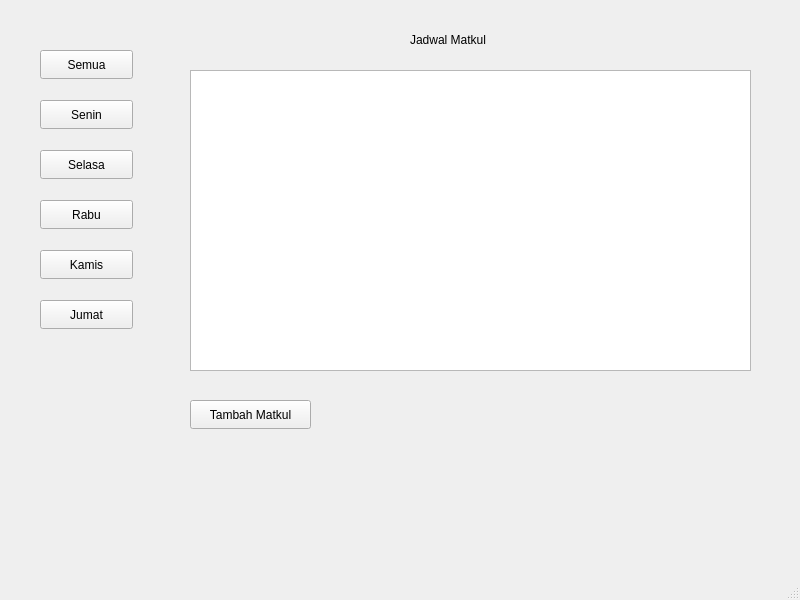
Above: mainwindow.ui from Rendy-Sun/Aplikasi_Jadwal_Kuliah before the change. Below: the same form after it.
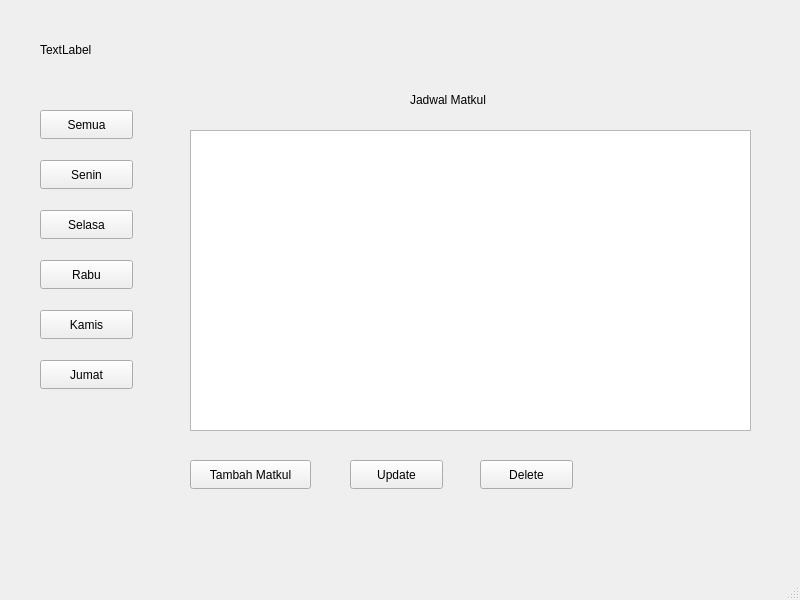
That is the form after the change.

The edit to the form file:
```diff
--- a/mainwindow.ui
+++ b/mainwindow.ui
@@ -18,7 +18,7 @@
     <property name="geometry">
      <rect>
       <x>40</x>
-      <y>100</y>
+      <y>160</y>
       <width>93</width>
       <height>29</height>
      </rect>
@@ -31,7 +31,7 @@
     <property name="geometry">
      <rect>
       <x>40</x>
-      <y>200</y>
+      <y>260</y>
       <width>93</width>
       <height>29</height>
      </rect>
@@ -44,7 +44,7 @@
     <property name="geometry">
      <rect>
       <x>40</x>
-      <y>250</y>
+      <y>310</y>
       <width>93</width>
       <height>29</height>
      </rect>
@@ -57,7 +57,7 @@
     <property name="geometry">
      <rect>
       <x>40</x>
-      <y>300</y>
+      <y>360</y>
       <width>93</width>
       <height>29</height>
      </rect>
@@ -70,7 +70,7 @@
     <property name="geometry">
      <rect>
       <x>190</x>
-      <y>70</y>
+      <y>130</y>
       <width>561</width>
       <height>301</height>
      </rect>
@@ -80,7 +80,7 @@
     <property name="geometry">
      <rect>
       <x>410</x>
-      <y>30</y>
+      <y>90</y>
       <width>101</width>
       <height>20</height>
      </rect>
@@ -93,7 +93,7 @@
     <property name="geometry">
      <rect>
       <x>40</x>
-      <y>150</y>
+      <y>210</y>
       <width>93</width>
       <height>29</height>
      </rect>
@@ -106,7 +106,7 @@
     <property name="geometry">
      <rect>
       <x>190</x>
-      <y>400</y>
+      <y>460</y>
       <width>121</width>
       <height>29</height>
      </rect>
@@ -119,7 +119,7 @@
     <property name="geometry">
      <rect>
       <x>40</x>
-      <y>50</y>
+      <y>110</y>
       <width>93</width>
       <height>29</height>
      </rect>
@@ -128,6 +128,45 @@
      <string>Semua</string>
     </property>
    </widget>
+   <widget class="QPushButton" name="pbUpdate">
+    <property name="geometry">
+     <rect>
+      <x>350</x>
+      <y>460</y>
+      <width>93</width>
+      <height>29</height>
+     </rect>
+    </property>
+    <property name="text">
+     <string>Update</string>
+    </property>
+   </widget>
+   <widget class="QPushButton" name="pbDelete">
+    <property name="geometry">
+     <rect>
+      <x>480</x>
+      <y>460</y>
+      <width>93</width>
+      <height>29</height>
+     </rect>
+    </property>
+    <property name="text">
+     <string>Delete</string>
+    </property>
+   </widget>
+   <widget class="QLabel" name="lbtime">
+    <property name="geometry">
+     <rect>
+      <x>40</x>
+      <y>40</y>
+      <width>281</width>
+      <height>20</height>
+     </rect>
+    </property>
+    <property name="text">
+     <string>TextLabel</string>
+    </property>
+   </widget>
   </widget>
   <widget class="QMenuBar" name="menubar">
    <property name="geometry">
```
Left out of the diff: 2 changed lines with no effect on the pictures.
